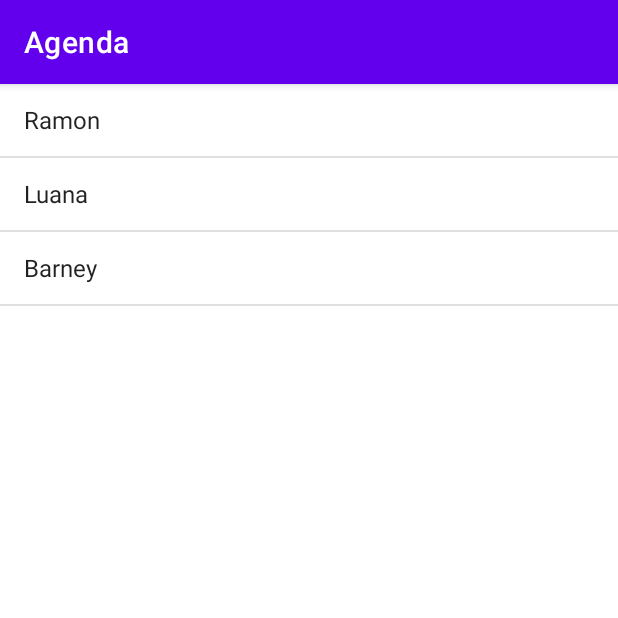
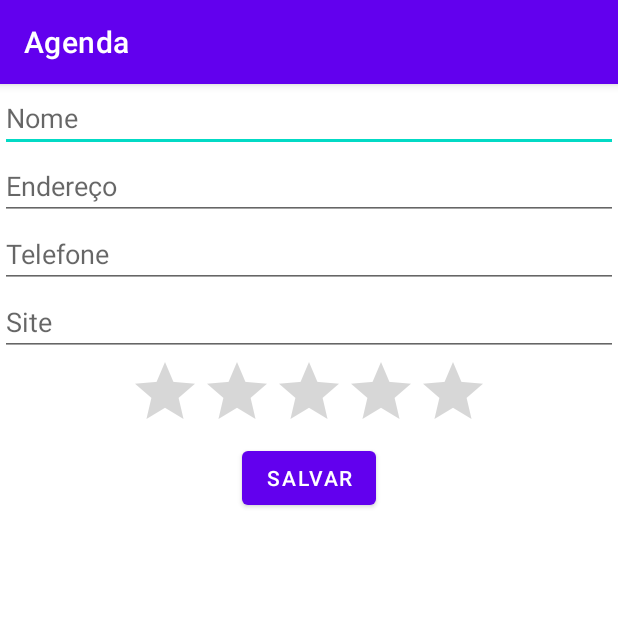
Before and after one commit to rsvieira/agenda, an Android app: the screen it shows after launch (MainActivity before the commit, FormularioActivity after it), on a phone screen of 412 x 824 dp, the top half of it. Run offline under Robolectric (Android 15) with nearby library versions, the phone set to English and light mode, and no system bars.

Commit message:
Form User create.

```diff
--- a/app/src/main/AndroidManifest.xml
+++ b/app/src/main/AndroidManifest.xml
@@ -9,12 +9,21 @@
             android:roundIcon="@mipmap/ic_launcher_round"
             android:supportsRtl="true"
             android:theme="@style/Theme.Agenda">
-        <activity android:name=".MainActivity" android:exported="true">
+        <activity android:name=".FormularioActivity"
+                  android:exported="true">
             <intent-filter>
                 <action android:name="android.intent.action.MAIN"/>
-
                 <category android:name="android.intent.category.LAUNCHER"/>
             </intent-filter>
+        </activity>
+        <activity
+                android:name=".MainActivity"
+                android:exported="true">
+<!--            <intent-filter>-->
+<!--                <action android:name="android.intent.action.MAIN"/>-->
+
+<!--                <category android:name="android.intent.category.LAUNCHER"/>-->
+<!--            </intent-filter>-->
         </activity>
     </application>
 
--- /dev/null
+++ b/app/src/main/java/br/com/alura/FormularioActivity.java
@@ -0,0 +1,25 @@
+package br.com.alura;
+
+import android.view.View;
+import android.widget.Button;
+import android.widget.Toast;
+import androidx.appcompat.app.AppCompatActivity;
+import android.os.Bundle;
+
+public class FormularioActivity extends AppCompatActivity {
+
+    @Override
+    protected void onCreate(Bundle savedInstanceState) {
+        super.onCreate(savedInstanceState);
+        setContentView(R.layout.activity_formulario);
+
+        Button buttonSalvar = findViewById(R.id.formulario_salvar);
+        buttonSalvar.setOnClickListener(new View.OnClickListener() {
+            @Override
+            public void onClick(View view) {
+                Toast.makeText(FormularioActivity.this, "Cadastro feito com sucesso.", Toast.LENGTH_SHORT).show();
+            }
+        });
+
+    }
+}
--- a/app/src/main/java/br/com/alura/MainActivity.java
+++ b/app/src/main/java/br/com/alura/MainActivity.java
@@ -19,7 +19,7 @@ public class MainActivity extends AppCompatActivity {
             pessoas.add("Ramon");
             pessoas.add("Luana");
             pessoas.add("Barney");
-//            pessoas.add("Agnes");
+            pessoas.add("Agnes");
 
         ListView listaPessoas = findViewById(R.id.pessoas);
         ArrayAdapter<String> adapter = new ArrayAdapter<>(this, android.R.layout.simple_list_item_1, pessoas);
--- /dev/null
+++ b/app/src/main/res/layout/activity_formulario.xml
@@ -0,0 +1,39 @@
+<?xml version="1.0" encoding="utf-8"?>
+<ScrollView xmlns:android="http://schemas.android.com/apk/res/android"
+            android:layout_width="match_parent"
+            android:layout_height="match_parent" >
+
+        <LinearLayout
+                android:layout_width="match_parent"
+                android:layout_height="match_parent"
+                android:orientation="vertical">
+
+                <EditText android:hint="Nome" android:id="@+id/formulario_nome"
+                          android:layout_width="match_parent"
+                          android:layout_height="wrap_content" />
+                <EditText android:hint="Endereço" android:id="@+id/formulario_endereco"
+                          android:layout_width="match_parent"
+                          android:layout_height="wrap_content" />
+                <EditText android:hint="Telefone" android:id="@+id/formulario_telefone"
+                          android:layout_width="match_parent"
+                          android:layout_height="wrap_content" />
+                <EditText android:hint="Site" android:id="@+id/formulario_site"
+                          android:layout_width="match_parent"
+                          android:layout_height="wrap_content" />
+
+                <RatingBar android:layout_width="wrap_content"
+                           android:layout_height="wrap_content"
+                           android:numStars="5"
+                           android:layout_gravity="center"
+                           android:max="10"
+                           android:id="@+id/formulario_nota"
+                />
+                <Button
+                        android:layout_width="wrap_content"
+                        android:layout_height="wrap_content"
+                        android:layout_gravity="center"
+                        android:text="Salvar" android:id="@+id/formulario_salvar"
+                 />
+
+        </LinearLayout>
+</ScrollView>
```
